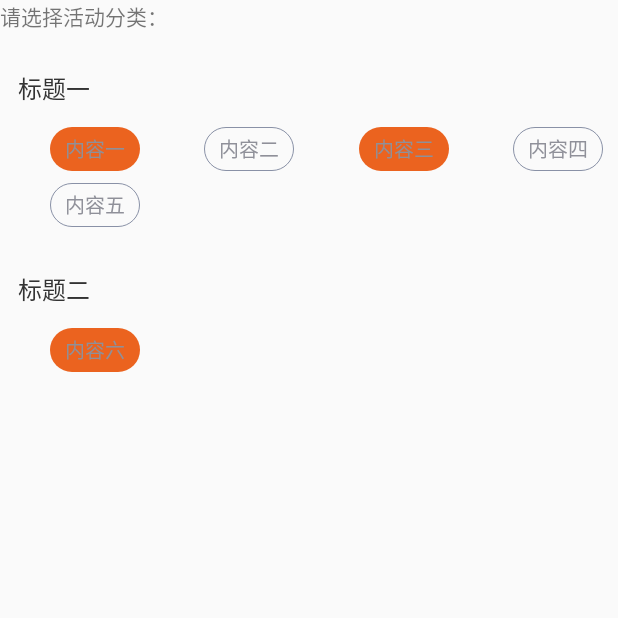
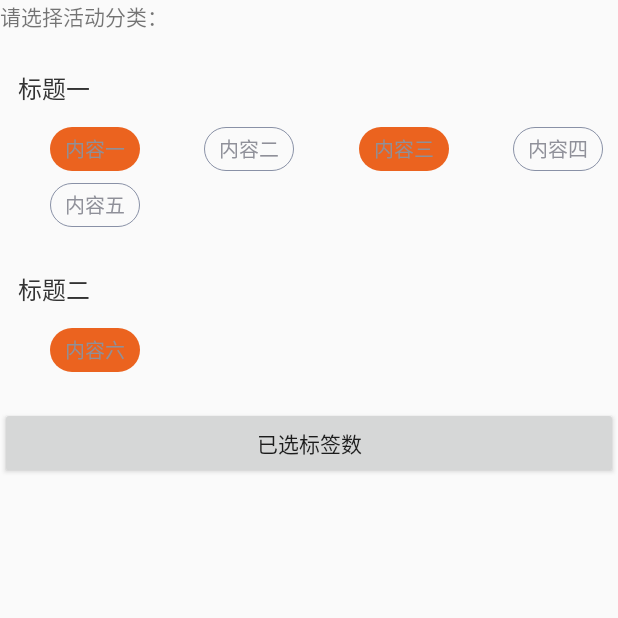
Before and after one commit to myfittinglife/summerylearning, an Android app: the ActivityInterestLable screen opened directly, with no data from a screen before it, on a phone screen of 412 x 824 dp, the top half of it. Run offline under Robolectric (Android 15) with nearby library versions, the light colour scheme and no system bars; our stand-ins replace ButterKnife.

Commit message:
小改动

```diff
--- a/app/build.gradle
+++ b/app/build.gradle
@@ -33,5 +33,8 @@ dependencies {
     //okgo
     implementation 'com.lzy.net:okgo:3.0.4'
     implementation 'com.google.code.gson:gson:2.8.5'
+    //Recyclerview
     implementation 'com.android.support:recyclerview-v7:28.0.0-rc02'
+    //Glide
+    implementation 'com.github.bumptech.glide:glide:4.8.0'
 }
--- a/app/src/main/java/com/example/administrator/summarylearning/interestlablerecyclerview/ActivityInterestLable.java
+++ b/app/src/main/java/com/example/administrator/summarylearning/interestlablerecyclerview/ActivityInterestLable.java
@@ -4,6 +4,9 @@ import android.support.v7.app.AppCompatActivity;
 import android.os.Bundle;
 import android.support.v7.widget.GridLayoutManager;
 import android.support.v7.widget.RecyclerView;
+import android.view.View;
+import android.widget.Button;
+import android.widget.TextView;
 
 import com.example.administrator.summarylearning.R;
 import com.example.administrator.summarylearning.interestlablerecyclerview.adapter.LinkLabelAdapter;
@@ -14,6 +17,7 @@ import java.util.List;
 
 import butterknife.BindView;
 import butterknife.ButterKnife;
+import butterknife.OnClick;
 
 /**
  * 兴趣标签recyclerview实现       总结：就是使用多布局
@@ -22,6 +26,13 @@ public class ActivityInterestLable extends AppCompatActivity {
 
     @BindView(R.id.recyclerview)
     RecyclerView recyclerView;
+    @BindView(R.id.tv_num)
+    TextView tv_num;
+    @BindView(R.id.btn_getnum)
+    Button btn_getnum;
+
+    private int num;
+
 
     private List<Bean> beanList = new ArrayList<>();
 
@@ -74,4 +85,15 @@ public class ActivityInterestLable extends AppCompatActivity {
 
 
     }
+
+    @OnClick(R.id.btn_getnum)
+    public void onClick(View view){             //所选标签数计数
+        num=0;
+        for(int i = 0;i<beanList.size();i++){
+            if(beanList.get(i).getType()==200&&beanList.get(i).getSelected()==true){
+                num++;
+            }
+        }
+        tv_num.setText(String.valueOf(num));
+    }
 }
--- a/app/src/main/res/layout/activity_interest_lable.xml
+++ b/app/src/main/res/layout/activity_interest_lable.xml
@@ -16,4 +16,13 @@
         android:layout_width="match_parent"
         android:layout_height="wrap_content">
     </android.support.v7.widget.RecyclerView>
+    <TextView
+        android:id="@+id/tv_num"
+        android:layout_width="match_parent"
+        android:layout_height="wrap_content" />
+    <Button
+        android:id="@+id/btn_getnum"
+        android:text="已选标签数"
+        android:layout_width="match_parent"
+        android:layout_height="wrap_content" />
 </LinearLayout>
```
